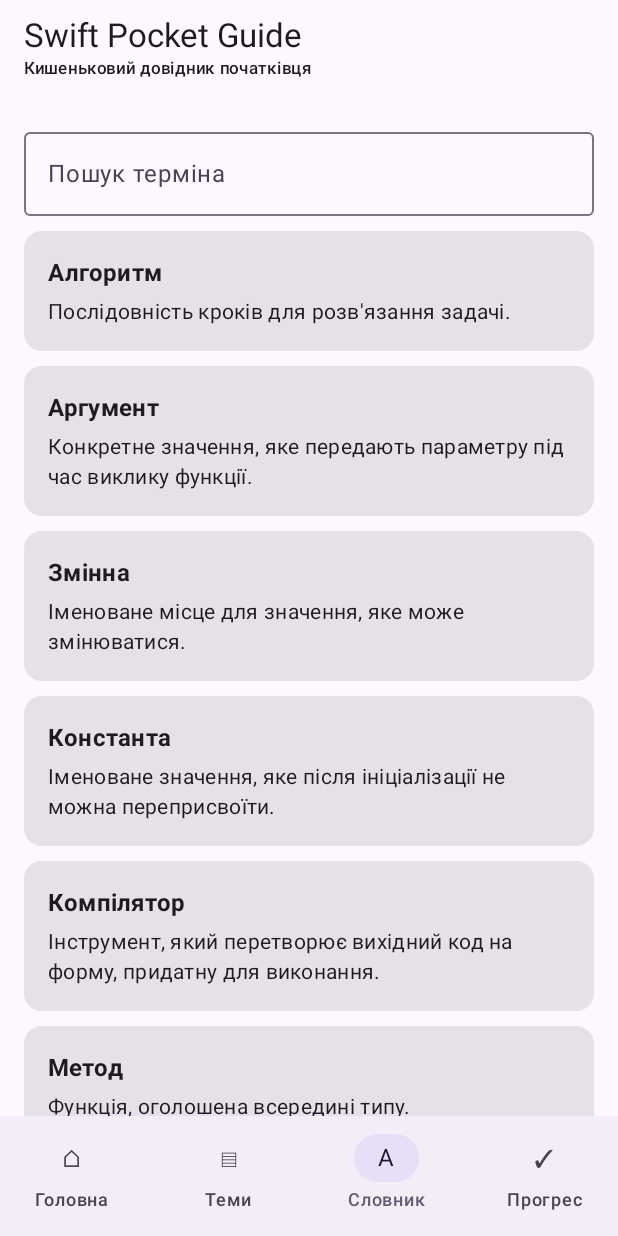
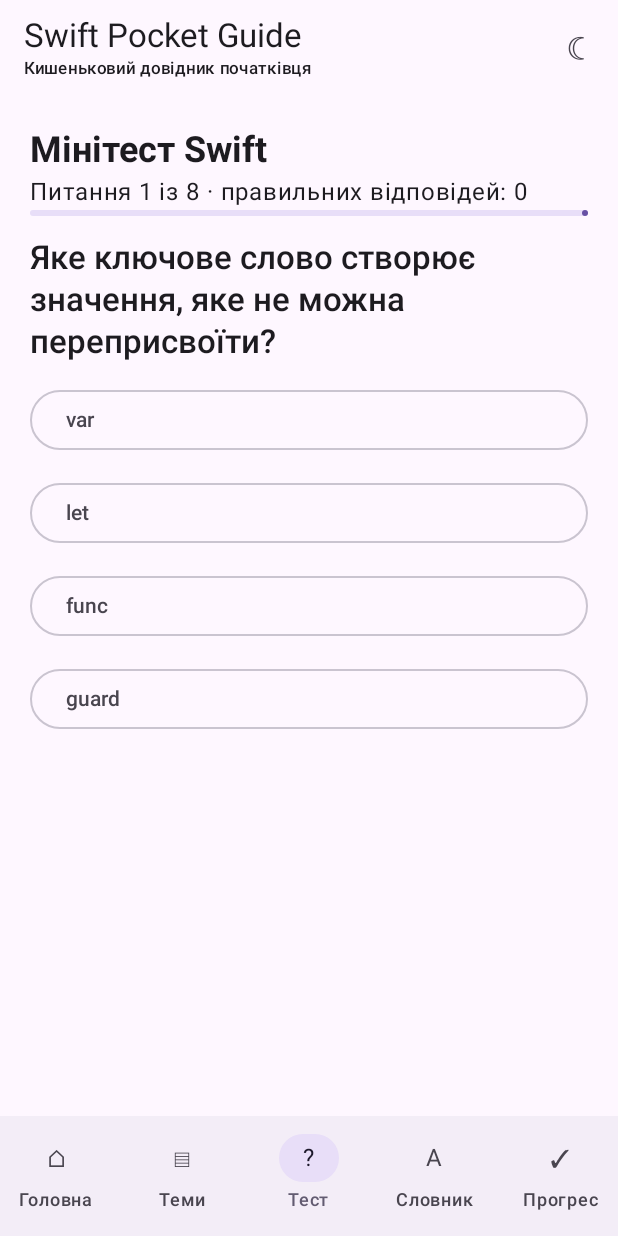
Before and after one commit to juv4uk/swift-learning, an Android app built with Jetpack Compose: the screen it shows after launch (MainActivity), item 3 of the bottom bar chosen, on a phone screen of 412 x 824 dp. Run offline under Robolectric (Android 15) with nearby library versions, the phone set to English and light mode, and no system bars.

Commit message:
feat(android): refresh icon and add interactive Swift guide
* feat(android): add interactive Swift quizzes and theme toggle

* feat(android): add offline Swift quiz questions

* feat(android): add custom adaptive app icon

* feat(android): add custom adaptive app icon

* feat(android): add custom adaptive app icon

* feat(android): apply custom adaptive launcher icon

* docs(android): document new interactive guide features

```diff
--- a/android-handbook/app/src/main/AndroidManifest.xml
+++ b/android-handbook/app/src/main/AndroidManifest.xml
@@ -2,6 +2,8 @@
 <manifest xmlns:android="http://schemas.android.com/apk/res/android">
     <application
         android:allowBackup="true"
+        android:icon="@mipmap/ic_launcher"
+        android:roundIcon="@mipmap/ic_launcher"
         android:label="@string/app_name"
         android:supportsRtl="true"
         android:theme="@android:style/Theme.Material.Light.NoActionBar">
--- a/android-handbook/app/src/main/java/ua/juv4uk/swiftpocketguide/MainActivity.kt
+++ b/android-handbook/app/src/main/java/ua/juv4uk/swiftpocketguide/MainActivity.kt
@@ -2,6 +2,7 @@ package ua.juv4uk.swiftpocketguide
 
 import android.content.Context
 import android.os.Bundle
+import android.widget.Toast
 import androidx.activity.ComponentActivity
 import androidx.activity.compose.setContent
 import androidx.compose.foundation.layout.*
@@ -14,12 +15,15 @@ import androidx.compose.material3.*
 import androidx.compose.runtime.*
 import androidx.compose.ui.Alignment
 import androidx.compose.ui.Modifier
+import androidx.compose.ui.platform.LocalClipboardManager
 import androidx.compose.ui.platform.LocalContext
+import androidx.compose.ui.text.AnnotatedString
 import androidx.compose.ui.text.font.FontWeight
 import androidx.compose.ui.unit.dp
 
 private enum class GuideTab(val title: String, val symbol: String) {
-    HOME("Головна", "⌂"), TOPICS("Теми", "▤"), GLOSSARY("Словник", "А"), PROGRESS("Прогрес", "✓")
+    HOME("Головна", "⌂"), TOPICS("Теми", "▤"), QUIZ("Тест", "?"),
+    GLOSSARY("Словник", "А"), PROGRESS("Прогрес", "✓")
 }
 
 class MainActivity : ComponentActivity() {
@@ -36,6 +40,7 @@ private fun SwiftPocketGuideApp() {
     val preferences = remember { context.getSharedPreferences("swift-pocket-guide", Context.MODE_PRIVATE) }
     var completed by remember { mutableStateOf(preferences.getStringSet("completed", emptySet())?.toSet() ?: emptySet()) }
     var bookmarks by remember { mutableStateOf(preferences.getStringSet("bookmarks", emptySet())?.toSet() ?: emptySet()) }
+    var darkTheme by remember { mutableStateOf(preferences.getBoolean("dark_theme", false)) }
     var selectedTab by remember { mutableStateOf(GuideTab.HOME) }
     var selectedTopic by remember { mutableStateOf<HandbookTopic?>(null) }
     var search by remember { mutableStateOf("") }
@@ -46,7 +51,7 @@ private fun SwiftPocketGuideApp() {
         preferences.edit().putStringSet(key, next).apply()
     }
 
-    MaterialTheme {
+    MaterialTheme(colorScheme = if (darkTheme) darkColorScheme() else lightColorScheme()) {
         Scaffold(
             topBar = {
                 TopAppBar(
@@ -57,9 +62,13 @@ private fun SwiftPocketGuideApp() {
                         }
                     },
                     navigationIcon = {
-                        if (selectedTopic != null) {
-                            TextButton(onClick = { selectedTopic = null }) { Text("← Назад") }
-                        }
+                        if (selectedTopic != null) TextButton(onClick = { selectedTopic = null }) { Text("← Назад") }
+                    },
+                    actions = {
+                        IconButton(onClick = {
+                            darkTheme = !darkTheme
+                            preferences.edit().putBoolean("dark_theme", darkTheme).apply()
+                        }) { Text(if (darkTheme) "☀" else "☾", style = MaterialTheme.typography.titleLarge) }
                     }
                 )
             },
@@ -69,7 +78,7 @@ private fun SwiftPocketGuideApp() {
                         GuideTab.entries.forEach { tab ->
                             NavigationBarItem(
                                 selected = selectedTab == tab,
-                                onClick = { selectedTab = tab; search = "" },
+                                onClick = { selectedTab = tab },
                                 icon = { Text(tab.symbol) },
                                 label = { Text(tab.title) }
                             )
@@ -87,8 +96,9 @@ private fun SwiftPocketGuideApp() {
                         onBookmark = { toggle(bookmarks, topic.id, "bookmarks") { bookmarks = it } }
                     )
                 } else when (selectedTab) {
-                    GuideTab.HOME -> HomeScreen(completed.size, { selectedTab = GuideTab.TOPICS }) { selectedTopic = it }
+                    GuideTab.HOME -> HomeScreen(completed.size, { selectedTab = GuideTab.TOPICS }, { selectedTab = GuideTab.QUIZ }) { selectedTopic = it }
                     GuideTab.TOPICS -> TopicsScreen(search, { search = it }, completed, bookmarks) { selectedTopic = it }
+                    GuideTab.QUIZ -> QuizScreen()
                     GuideTab.GLOSSARY -> GlossaryScreen(search, { search = it })
                     GuideTab.PROGRESS -> ProgressScreen(completed, bookmarks) { selectedTopic = it }
                 }
@@ -98,7 +108,10 @@ private fun SwiftPocketGuideApp() {
 }
 
 @Composable
-private fun HomeScreen(completedCount: Int, onOpenTopics: () -> Unit, onOpenTopic: (HandbookTopic) -> Unit) {
+private fun HomeScreen(
+    completedCount: Int, onOpenTopics: () -> Unit, onOpenQuiz: () -> Unit,
+    onOpenTopic: (HandbookTopic) -> Unit
+) {
     LazyColumn(Modifier.fillMaxSize(), contentPadding = PaddingValues(20.dp), verticalArrangement = Arrangement.spacedBy(14.dp)) {
         item {
             Card(colors = CardDefaults.cardColors(containerColor = MaterialTheme.colorScheme.primaryContainer), shape = RoundedCornerShape(28.dp)) {
@@ -108,6 +121,7 @@ private fun HomeScreen(completedCount: Int, onOpenTopics: () -> Unit, onOpenTopi
                     Text("Короткі пояснення, приклади коду та словник — усе під рукою, навіть офлайн.")
                     Spacer(Modifier.height(16.dp))
                     Button(onClick = onOpenTopics) { Text("Почати навчання") }
+                    OutlinedButton(onClick = onOpenQuiz, modifier = Modifier.fillMaxWidth()) { Text("Перевірити знання →") }
                 }
             }
         }
@@ -145,14 +159,10 @@ private fun TopicsScreen(
             (search.isBlank() || listOf(topic.title, topic.subtitle, topic.explanation, topic.category).any { it.contains(search, true) })
     }
     LazyColumn(Modifier.fillMaxSize(), contentPadding = PaddingValues(16.dp), verticalArrangement = Arrangement.spacedBy(10.dp)) {
-        item {
-            OutlinedTextField(search, onSearch, Modifier.fillMaxWidth(), label = { Text("Знайти тему") }, singleLine = true)
-        }
+        item { OutlinedTextField(search, onSearch, Modifier.fillMaxWidth(), label = { Text("Знайти тему") }, singleLine = true) }
         item {
             LazyRow(horizontalArrangement = Arrangement.spacedBy(8.dp)) {
-                items(categories) { item ->
-                    FilterChip(selected = category == item, onClick = { category = item }, label = { Text(item) })
-                }
+                items(categories) { item -> FilterChip(selected = category == item, onClick = { category = item }, label = { Text(item) }) }
             }
         }
         items(filtered, key = { it.id }) { topic -> TopicCard(topic, topic.id in completed, topic.id in bookmarks) { onOpen(topic) } }
@@ -181,6 +191,8 @@ private fun TopicDetail(
     topic: HandbookTopic, isCompleted: Boolean, isBookmarked: Boolean,
     onComplete: () -> Unit, onBookmark: () -> Unit
 ) {
+    val clipboard = LocalClipboardManager.current
+    val context = LocalContext.current
     LazyColumn(Modifier.fillMaxSize(), contentPadding = PaddingValues(20.dp), verticalArrangement = Arrangement.spacedBy(16.dp)) {
         item {
             Text(topic.category, style = MaterialTheme.typography.labelLarge, color = MaterialTheme.colorScheme.primary)
@@ -188,7 +200,14 @@ private fun TopicDetail(
             Text(topic.explanation, style = MaterialTheme.typography.bodyLarge)
         }
         item {
-            Text("Приклад коду", style = MaterialTheme.typography.titleLarge, fontWeight = FontWeight.Bold)
+            Row(verticalAlignment = Alignment.CenterVertically) {
+                Text("Приклад коду", style = MaterialTheme.typography.titleLarge, fontWeight = FontWeight.Bold)
+                Spacer(Modifier.weight(1f))
+                TextButton(onClick = {
+                    clipboard.setText(AnnotatedString(topic.code))
+                    Toast.makeText(context, "Код скопійовано", Toast.LENGTH_SHORT).show()
+                }) { Text("Копіювати") }
+            }
             Card(colors = CardDefaults.cardColors(containerColor = MaterialTheme.colorScheme.surfaceVariant), modifier = Modifier.fillMaxWidth()) {
                 SelectionContainer { Text(topic.code, Modifier.padding(16.dp), style = MaterialTheme.typography.bodyMedium) }
             }
@@ -203,6 +222,74 @@ private fun TopicDetail(
             }
             OutlinedButton(onClick = onBookmark, modifier = Modifier.fillMaxWidth()) {
                 Text(if (isBookmarked) "Прибрати із закладок ★" else "Додати в закладки ☆")
+            }
+        }
+    }
+}
+
+@Composable
+private fun QuizScreen() {
+    val questions = QuizContent.questions
+    var questionIndex by remember { mutableIntStateOf(0) }
+    var selectedAnswer by remember { mutableIntStateOf(-1) }
+    var score by remember { mutableIntStateOf(0) }
+    var finished by remember { mutableStateOf(false) }
+    val question = questions[questionIndex]
+
+    LazyColumn(Modifier.fillMaxSize(), contentPadding = PaddingValues(20.dp), verticalArrangement = Arrangement.spacedBy(14.dp)) {
+        item {
+            Text("Мінітест Swift", style = MaterialTheme.typography.headlineSmall, fontWeight = FontWeight.Bold)
+            Text("Питання ${questionIndex + 1} із ${questions.size} · правильних відповідей: $score")
+            LinearProgressIndicator(progress = { (questionIndex + if (selectedAnswer >= 0) 1 else 0).toFloat() / questions.size }, modifier = Modifier.fillMaxWidth())
+        }
+        if (finished) {
+            item {
+                Card(colors = CardDefaults.cardColors(containerColor = MaterialTheme.colorScheme.primaryContainer)) {
+                    Column(Modifier.padding(20.dp), verticalArrangement = Arrangement.spacedBy(10.dp)) {
+                        Text("Тест завершено!", style = MaterialTheme.typography.headlineSmall, fontWeight = FontWeight.Bold)
+                        Text("$score із ${questions.size} правильних відповідей", style = MaterialTheme.typography.titleLarge)
+                        Text(if (score == questions.size) "Чудово! Усі відповіді правильні." else "Гарна практика. Переглянь теми й спробуй ще раз.")
+                        Button(onClick = { questionIndex = 0; selectedAnswer = -1; score = 0; finished = false }) { Text("Пройти ще раз") }
+                    }
+                }
+            }
+        } else {
+            item { Text(question.prompt, style = MaterialTheme.typography.titleLarge, fontWeight = FontWeight.SemiBold) }
+            items(question.options.size) { index ->
+                val chosen = selectedAnswer == index
+                val correct = index == question.correctIndex
+                OutlinedButton(
+                    onClick = {
+                        if (selectedAnswer == -1) {
+                            selectedAnswer = index
+                            if (correct) score++
+                        }
+                    },
+                    enabled = selectedAnswer == -1,
+                    modifier = Modifier.fillMaxWidth(),
+                    colors = ButtonDefaults.outlinedButtonColors(
+                        containerColor = if (selectedAnswer >= 0 && correct) MaterialTheme.colorScheme.primaryContainer
+                            else if (chosen && !correct) MaterialTheme.colorScheme.errorContainer else MaterialTheme.colorScheme.surface
+                    )
+                ) {
+                    Text(question.options[index], modifier = Modifier.fillMaxWidth())
+                }
+            }
+            if (selectedAnswer >= 0) {
+                item {
+                    Card {
+                        Column(Modifier.padding(16.dp), verticalArrangement = Arrangement.spacedBy(6.dp)) {
+                            Text(if (selectedAnswer == question.correctIndex) "Правильно! ✓" else "Не зовсім. Правильна відповідь виділена.")
+                            Text(question.explanation)
+                        }
+                    }
+                    Button(onClick = {
+                        if (questionIndex == questions.lastIndex) finished = true
+                        else { questionIndex++; selectedAnswer = -1 }
+                    }, modifier = Modifier.fillMaxWidth()) {
+                        Text(if (questionIndex == questions.lastIndex) "Побачити результат" else "Наступне питання")
+                    }
+                }
             }
         }
     }
--- /dev/null
+++ b/android-handbook/app/src/main/java/ua/juv4uk/swiftpocketguide/QuizContent.kt
@@ -0,0 +1,21 @@
+package ua.juv4uk.swiftpocketguide
+
+data class QuizQuestion(
+    val prompt: String,
+    val options: List<String>,
+    val correctIndex: Int,
+    val explanation: String
+)
+
+object QuizContent {
+    val questions = listOf(
+        QuizQuestion("Яке ключове слово створює значення, яке не можна переприсвоїти?", listOf("var", "let", "func", "guard"), 1, "let оголошує константу. Для значення, яке змінюватиметься, використовуй var."),
+        QuizQuestion("Що надрукує print(2 + 3)?", listOf("23", "5", "2 + 3", "Помилка"), 1, "Оператор + додає два цілі числа, тому результат — 5."),
+        QuizQuestion("Який тип призначений для істинного або хибного значення?", listOf("String", "Int", "Bool", "Double"), 2, "Bool має два значення: true та false."),
+        QuizQuestion("З якого індексу починається Array у Swift?", listOf("0", "1", "-1", "Залежить від масиву"), 0, "Індекси масиву починаються з нуля: перший елемент має індекс 0."),
+        QuizQuestion("Що означає nil для Optional?", listOf("Нуль", "Порожній рядок", "Відсутність значення", "Помилку компіляції"), 2, "nil означає, що Optional зараз не містить значення."),
+        QuizQuestion("Який цикл зручно використовувати для перебору елементів масиву?", listOf("repeat-until", "for-in", "foreach()", "loop"), 1, "for-in перебирає послідовність або елементи колекції."),
+        QuizQuestion("Яке ключове слово позначає асинхронне очікування?", listOf("try", "defer", "await", "throws"), 2, "await позначає місце, де асинхронна функція може призупинитися до отримання результату."),
+        QuizQuestion("Що описує протокол у Swift?", listOf("Лише збережені дані", "Вимоги до поведінки типу", "Готовий об'єкт", "Цикл виконання"), 1, "Протокол задає вимоги до властивостей і методів, яким має відповідати тип.")
+    )
+}
--- /dev/null
+++ b/android-handbook/app/src/main/res/mipmap-anydpi-v26/ic_launcher.xml
@@ -0,0 +1,4 @@
+<adaptive-icon xmlns:android="http://schemas.android.com/apk/res/android">
+    <background android:drawable="@color/ic_launcher_background" />
+    <foreground android:drawable="@drawable/ic_launcher_foreground" />
+</adaptive-icon>
--- /dev/null
+++ b/android-handbook/app/src/main/res/values/colors.xml
@@ -0,0 +1,3 @@
+<resources>
+    <color name="ic_launcher_background">#18212F</color>
+</resources>
```
Also changed, not shown: android-handbook/app/src/main/res/drawable/ic_launcher_foreground.xml (added, +24 -0 lines), 1 other file.
